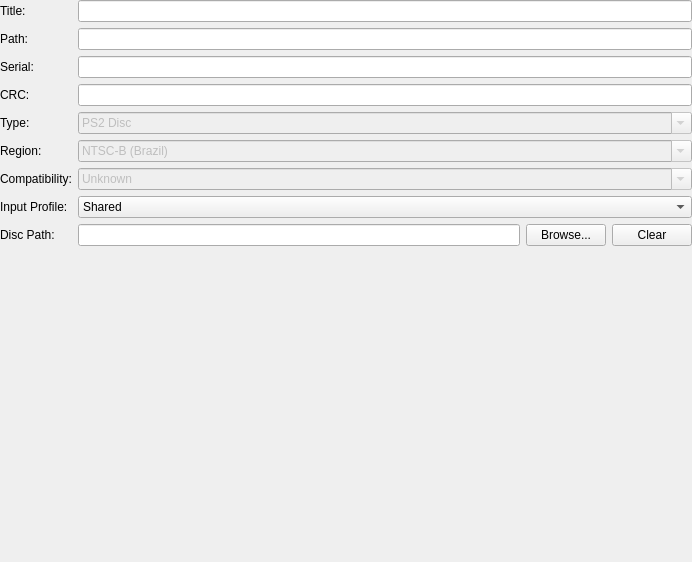
Before: the Qt Designer form pcsx2-qt/Settings/GameSummaryWidget.ui in PCSX2/pcsx2, drawn with Qt 5.
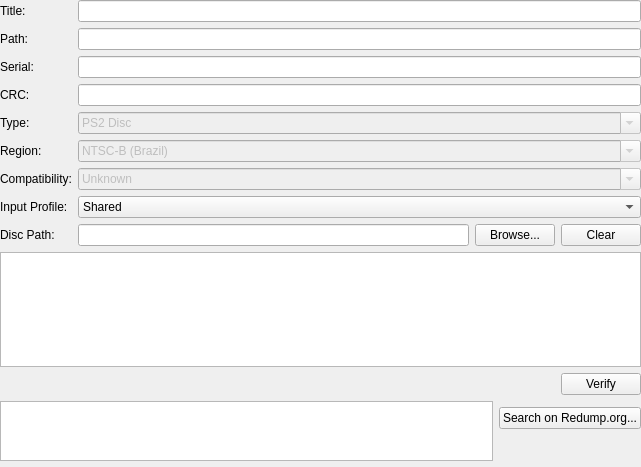
After: the same form once the commit is applied. Icons and pictures are not drawn.

Commit message: Qt: Add dump verification to game properties

Diff of the .ui file:
```diff
--- a/pcsx2-qt/Settings/GameSummaryWidget.ui
+++ b/pcsx2-qt/Settings/GameSummaryWidget.ui
@@ -6,8 +6,8 @@
    <rect>
     <x>0</x>
     <y>0</y>
-    <width>692</width>
-    <height>562</height>
+    <width>641</width>
+    <height>467</height>
    </rect>
   </property>
   <layout class="QFormLayout" name="detailsFormLayout">
@@ -413,7 +413,7 @@
      </item>
     </layout>
    </item>
-   <item row="9" column="1">
+   <item row="10" column="0" colspan="2">
     <spacer name="verticalSpacer">
      <property name="orientation">
       <enum>Qt::Vertical</enum>
@@ -426,6 +426,90 @@
      </property>
     </spacer>
    </item>
+   <item row="9" column="0" colspan="2">
+    <layout class="QVBoxLayout" name="verifyLayout">
+     <item>
+      <widget class="QTableWidget" name="tracks">
+       <property name="editTriggers">
+        <set>QAbstractItemView::NoEditTriggers</set>
+       </property>
+       <property name="cornerButtonEnabled">
+        <bool>false</bool>
+       </property>
+       <attribute name="verticalHeaderVisible">
+        <bool>false</bool>
+       </attribute>
+      </widget>
+     </item>
+     <item>
+      <layout class="QHBoxLayout" name="verifyButtonLayout">
+       <item>
+        <spacer name="verifyButtonSpacer">
+         <property name="orientation">
+          <enum>Qt::Horizontal</enum>
+         </property>
+         <property name="sizeHint" stdset="0">
+          <size>
+           <width>40</width>
+           <height>20</height>
+          </size>
+         </property>
+        </spacer>
+       </item>
+       <item>
+        <widget class="QPushButton" name="verify">
+         <property name="text">
+          <string>Verify</string>
+         </property>
+        </widget>
+       </item>
+      </layout>
+     </item>
+     <item>
+      <layout class="QGridLayout" name="gridLayout">
+       <item row="2" column="2">
+        <spacer name="verticalSpacer_2">
+         <property name="orientation">
+          <enum>Qt::Vertical</enum>
+         </property>
+         <property name="sizeHint" stdset="0">
+          <size>
+           <width>20</width>
+           <height>40</height>
+          </size>
+         </property>
+        </spacer>
+       </item>
+       <item row="0" column="0" rowspan="3">
+        <widget class="QPlainTextEdit" name="verifyResult">
+         <property name="maximumSize">
+          <size>
+           <width>16777215</width>
+           <height>60</height>
+          </size>
+         </property>
+         <property name="readOnly">
+          <bool>true</bool>
+         </property>
+         <property name="visible">
+          <bool>false</bool>
+         </property>
+        </widget>
+       </item>
+       <item row="1" column="2">
+        <widget class="QPushButton" name="searchHash">
+         <property name="text">
+          <string>Search on Redump.org...</string>
+         </property>
+         <property name="visible">
+          <bool>false</bool>
+         </property>
+        </widget>
+       </item>
+      </layout>
+     </item>
+    </layout>
+   </item>
   </layout>
  </widget>
  <resources>
```
The commit also changes 3 other files.
